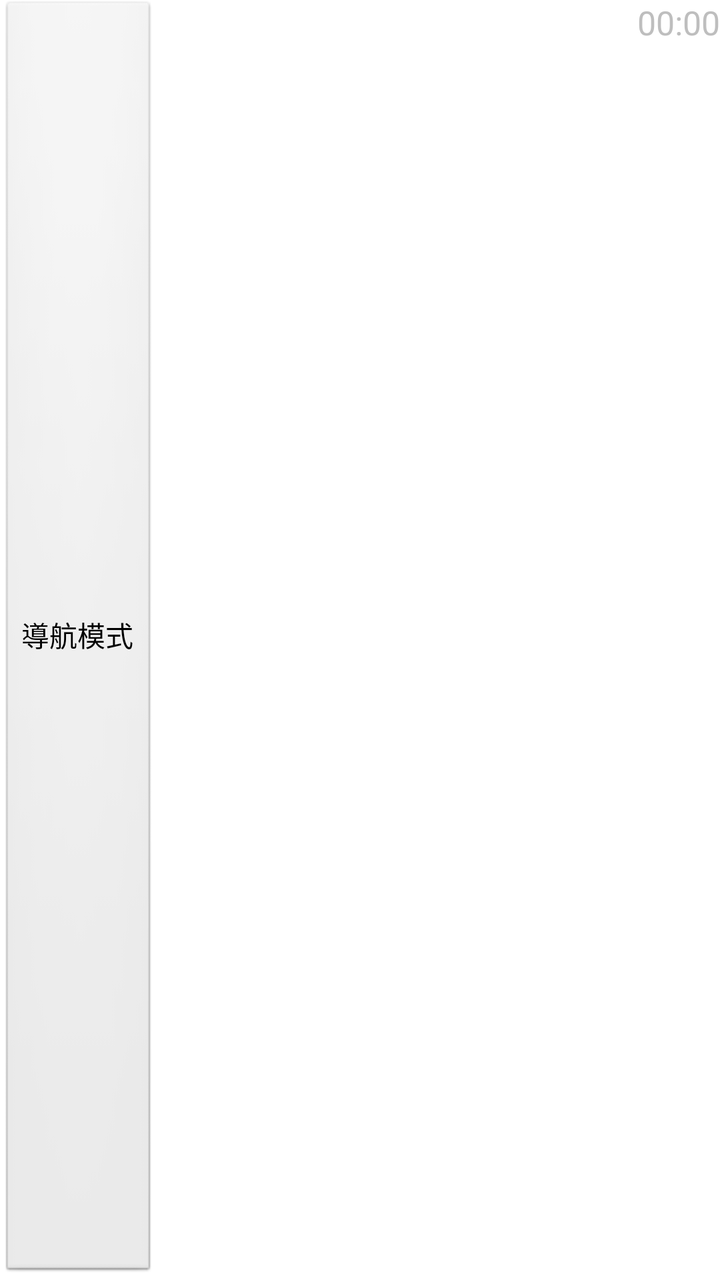
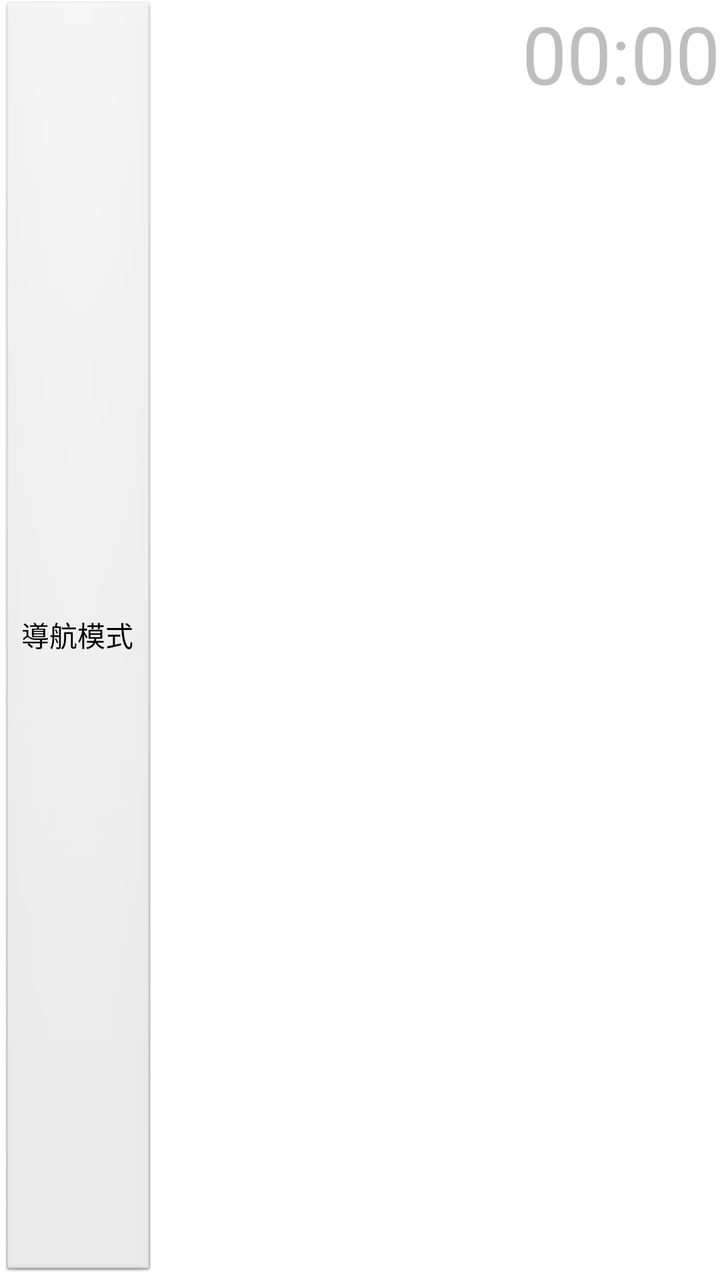

The first picture is an Android layout as it rendered before a commit; the second is the same layout after the commit. The layout source and the unified diff follow.
<!-- AndroidManifest.xml: application theme test -->
<!-- res/layout/title.xml -->
<RelativeLayout xmlns:android="http://schemas.android.com/apk/res/android"
    xmlns:tools="http://schemas.android.com/tools"
    android:layout_width="fill_parent"
    android:layout_height="fill_parent"
    android:orientation="horizontal" >

    <Button
        android:id="@+id/btnRotate"
        android:layout_width="wrap_content"
        android:layout_height="fill_parent"
        android:layout_alignParentTop="true"
        android:text="@string/rotate_start" />

    <TextView
        android:id="@+id/txtTimer"
        android:layout_width="wrap_content"
        android:layout_height="wrap_content"
        android:layout_alignParentRight="true"
        android:layout_alignParentTop="true"
        android:text="00:00"
        android:textSize="50px" />

</RelativeLayout>
<!-- resources referenced by this layout -->
<resources>
  <string name="rotate_start">導航模式</string>
  <style name="test" parent="android:Theme.Translucent">
  	     <item name="android:windowTitleSize">50dp</item>
  	     <item name="android:windowTitleBackgroundStyle">@style/CustomWindowTitleBackground</item>
  	</style>
  <style name="CustomWindowTitleBackground">
         <item name="android:background">#F8696969</item>
  	</style>
</resources>

<!-- the commit's change to res/layout/title.xml (unified diff, before → after) -->
@@ -18,6 +18,6 @@
         android:layout_alignParentRight="true"
         android:layout_alignParentTop="true"
         android:text="00:00"
-        android:textSize="50px" />
+        android:textSize="40dp" />
 
 </RelativeLayout>
